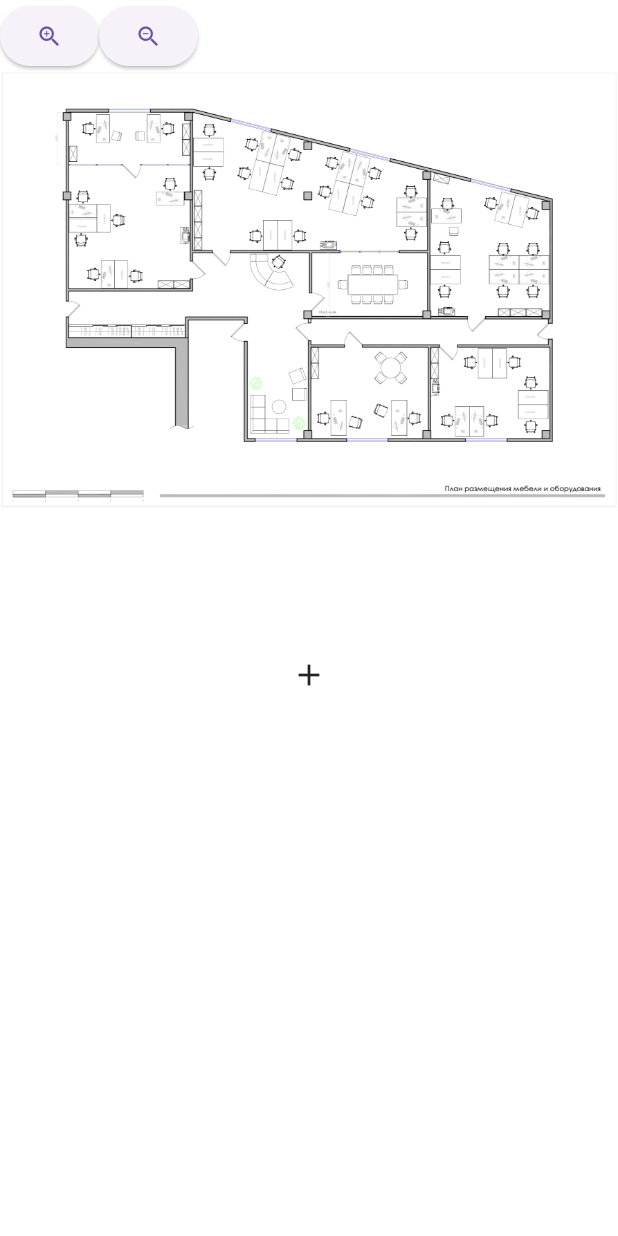
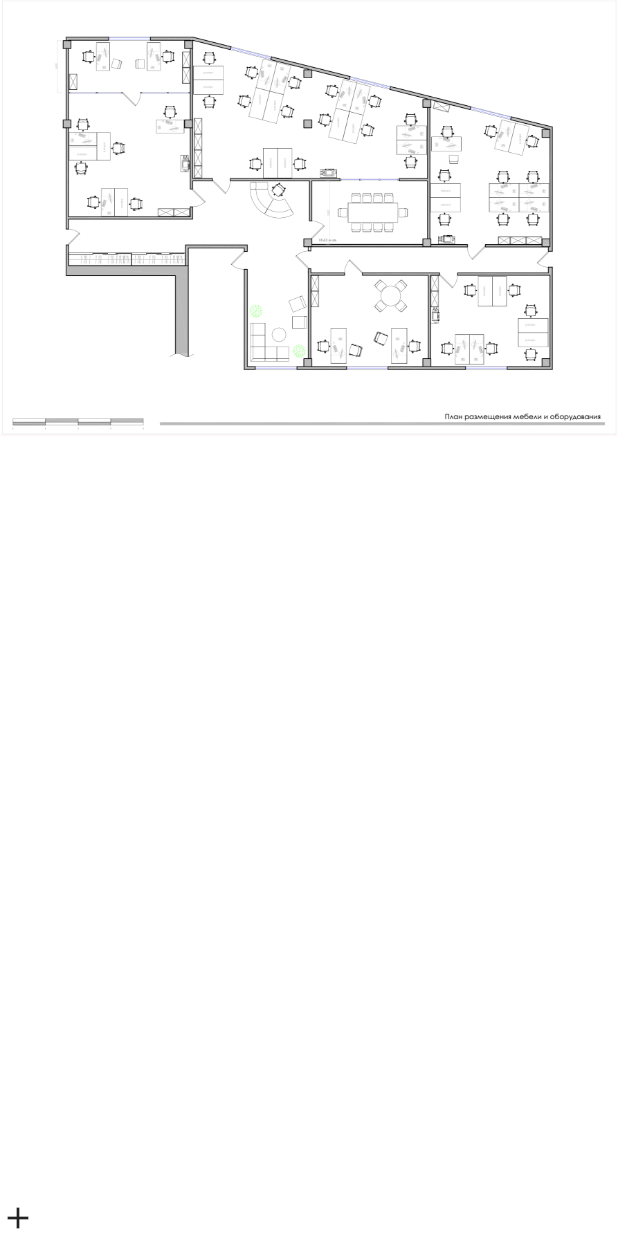
Before and after one commit to Alex159357/test_drag_drop, a Flutter app: the screen it shows after launch, on a phone screen of 412 x 824 dp. Run offline on Flutter 3.47's test engine with Material 2 defaults, Android fonts, the phone set to English and light mode, and no system bars; our stand-ins replace bloc, dio, flutter_bloc, fluttertoast, google_fonts; network calls fail.

Commit message:
commit 07.03.2023

```diff
--- a/lib/drag_view.dart
+++ b/lib/drag_view.dart
@@ -83,7 +83,7 @@ class DragViewWidget extends BaseStateLess with AddWidgetDialog {
                             maxHeight: MediaQuery.of(context).size.height,
                             minHeight: MediaQuery.of(context).size.height),
                         child: Container(
-                          child: Column(
+                          child: Stack(
                             children: [
                               Row(
                                 children: [
```
